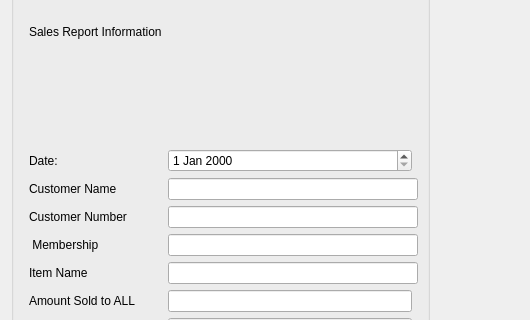
tdragon00/CS1C_Project_2, file Project2/purchase_page.ui: the form before one commit; both pictures show x 0 to 530 and y 175 to 495 of the 1290 by 679 pixel window.
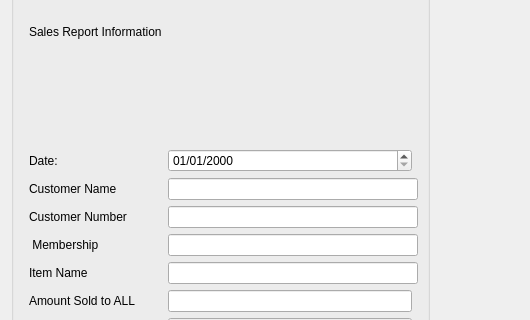
The form after the commit.

```diff
--- a/Project2/purchase_page.ui
+++ b/Project2/purchase_page.ui
@@ -89,7 +89,11 @@
        </widget>
       </item>
       <item row="1" column="2">
-       <widget class="QDateEdit" name="Date_Selector"/>
+       <widget class="QDateEdit" name="Date_Selector">
+        <property name="displayFormat">
+         <string>MM/dd/yyyy</string>
+        </property>
+       </widget>
       </item>
       <item row="16" column="2" colspan="2">
        <widget class="QLineEdit" name="Subtotal_Box"/>
```
